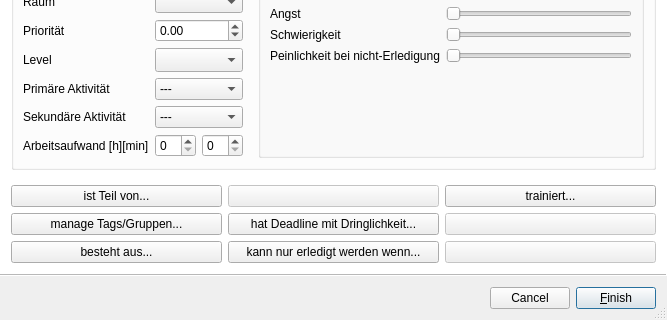
This is src/watnu/ui/task_editor.ui in amogorkon/watnu as Qt 5 draws it before an edit; both pictures show x 0 to 667 and y 526 to 846 of the 667 by 846 pixel window. The edited form follows.
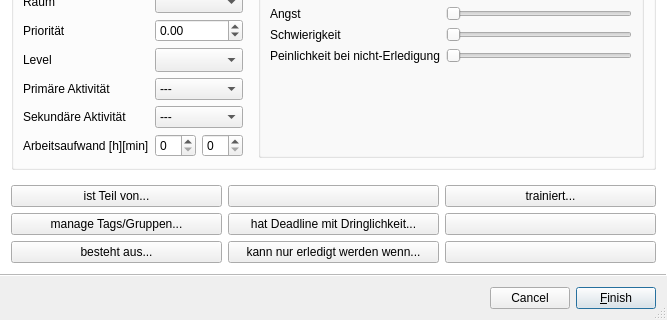
This is the edited form. Icons and pictures are not drawn.

```diff
--- a/src/watnu/ui/task_editor.ui
+++ b/src/watnu/ui/task_editor.ui
@@ -482,7 +482,7 @@
       <item row="1" column="2">
        <widget class="QPushButton" name="button6">
         <property name="enabled">
-         <bool>false</bool>
+         <bool>true</bool>
         </property>
         <property name="text">
          <string/>
@@ -495,7 +495,7 @@
       <item row="3" column="2">
        <widget class="QPushButton" name="button3">
         <property name="enabled">
-         <bool>false</bool>
+         <bool>true</bool>
         </property>
         <property name="text">
          <string/>
@@ -538,7 +538,7 @@
       <item row="0" column="1">
        <widget class="QPushButton" name="button8">
         <property name="enabled">
-         <bool>false</bool>
+         <bool>true</bool>
         </property>
         <property name="text">
          <string/>
```
